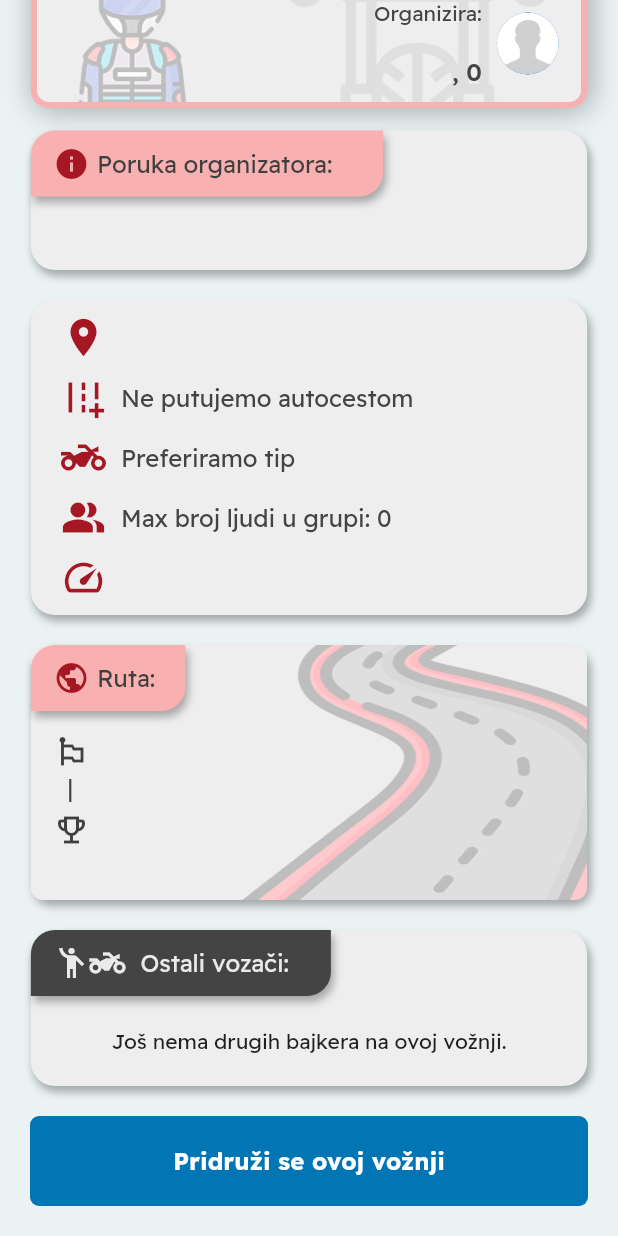
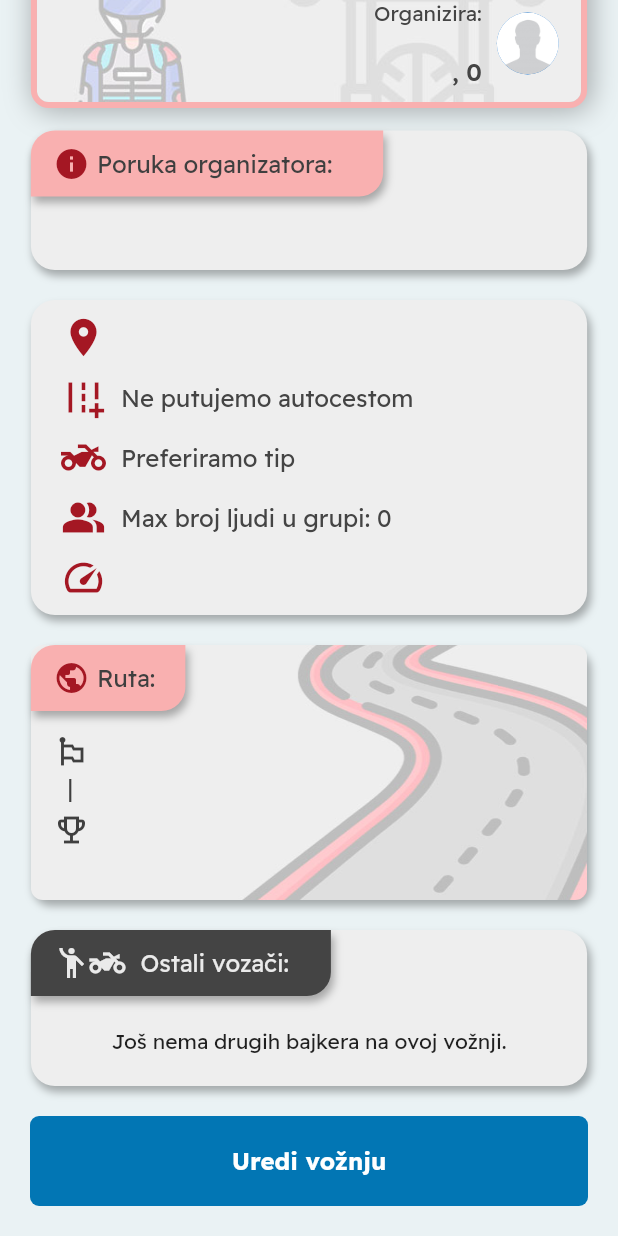
Before and after one commit to CroAnna/BikerZone, a Flutter app: the RideDetailsScreen screen opened directly with empty values, scrolled down 263 dp, on a phone screen of 412 x 824 dp. Run offline on Flutter 3.47's test engine with Material 2 defaults, Android fonts, the light colour scheme and no system bars; our stand-ins replace cloud_firestore, dot_navigation_bar, firebase_auth, firebase_core, firebase_storage, fluttertoast and 1 more; accounts and stored records are empty.

Commit message:
[ADD] can not join your ride

```diff
--- a/lib/screens/ride_details_screen.dart
+++ b/lib/screens/ride_details_screen.dart
@@ -7,6 +7,7 @@ import 'package:bikerzone/widgets/stop_points_custom.dart';
 import 'package:bikerzone/widgets/top_navigation_custom.dart';
 import 'package:bikerzone/widgets/user_card_custom.dart';
 import 'package:cloud_firestore/cloud_firestore.dart';
+import 'package:firebase_auth/firebase_auth.dart';
 import 'package:flutter/material.dart';
 import 'package:intl/intl.dart';
 import 'package:fluttertoast/fluttertoast.dart';
@@ -49,7 +50,11 @@ class _RideDetailsScreenState extends State<RideDetailsScreen> {
               Container(
                 margin: const EdgeInsets.symmetric(vertical: 20),
                 child: LargeButtonCustom(
-                    onTap: () async {
+                    onTap: widget.user.uid == FirebaseAuth.instance.currentUser!.uid
+                        ? () {
+                            print("object");
+                          }
+                        : () async {
                             final res = await addRiderToThisRide(getLoggedUserReference(), widget.ride);
                             print(res.toString());
 
@@ -61,7 +66,7 @@ class _RideDetailsScreenState extends State<RideDetailsScreen> {
                               textColor: Colors.white,
                             );
                           },
-                    btnText: "Pridruži se ovoj vožnji"),
+                    btnText: widget.user.uid == FirebaseAuth.instance.currentUser!.uid ? "Uredi vožnju" : "Pridruži se ovoj vožnji"),
               )
             ],
           ),
```
Lines whose indentation alone changed are shown as unchanged.
